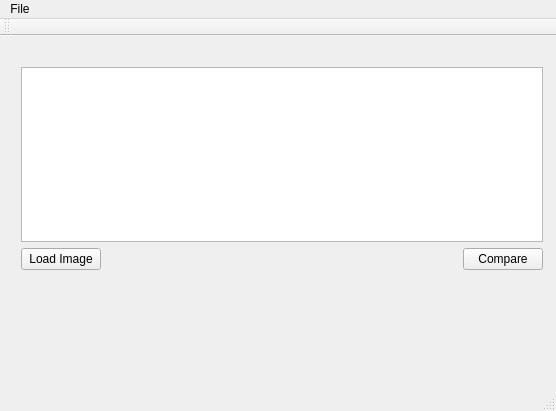
BateswaterhouseBalin/QtImageDetector, file mainwindow.ui: the form before one commit.
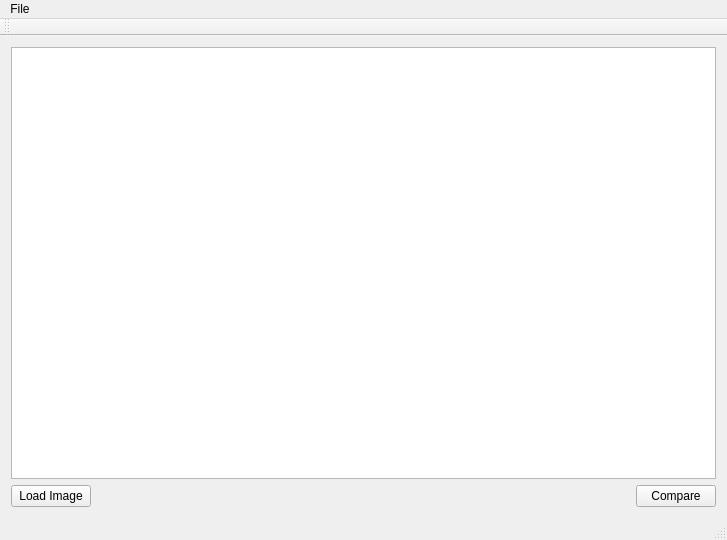
The form after the commit.

The edit to the form file:
```diff
--- a/mainwindow.ui
+++ b/mainwindow.ui
@@ -6,23 +6,18 @@
    <rect>
     <x>0</x>
     <y>0</y>
-    <width>556</width>
-    <height>411</height>
+    <width>727</width>
+    <height>540</height>
    </rect>
   </property>
   <property name="windowTitle">
    <string>MainWindow</string>
   </property>
   <widget class="QWidget" name="centralWidget">
-   <widget class="QWidget" name="">
-    <property name="geometry">
-     <rect>
-      <x>10</x>
-      <y>20</y>
-      <width>544</width>
-      <height>225</height>
-     </rect>
-    </property>
+   <layout class="QGridLayout" name="gridLayout">
+    <item row="0" column="0">
+     <layout class="QVBoxLayout" name="verticalLayout_2">
+      <item>
     <layout class="QVBoxLayout" name="verticalLayout">
      <item>
       <widget class="QGraphicsView" name="graphicsView"/>
@@ -59,15 +54,18 @@
       </layout>
      </item>
     </layout>
-   </widget>
+      </item>
+     </layout>
+    </item>
+   </layout>
   </widget>
   <widget class="QMenuBar" name="menuBar">
    <property name="geometry">
     <rect>
      <x>0</x>
      <y>0</y>
-     <width>556</width>
-     <height>21</height>
+     <width>727</width>
+     <height>25</height>
     </rect>
    </property>
    <widget class="QMenu" name="menuImage_Detector">
```
Lines whose indentation alone changed are shown as unchanged.
